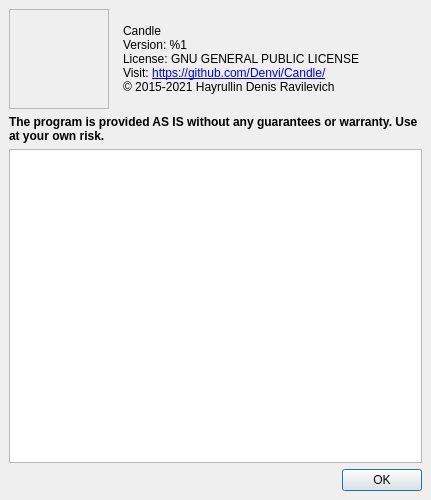
Qt form src/candle/frmabout.ui (Denvi/Candle) before a commit.
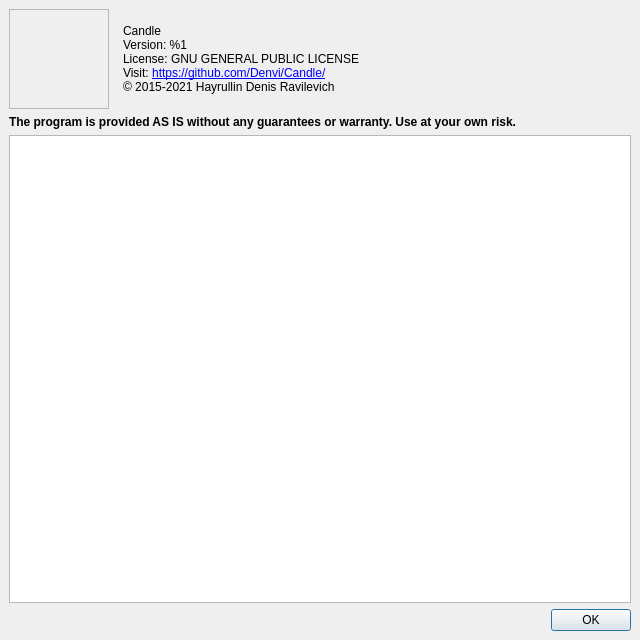
The same form after that commit. Icons and pictures are not drawn.

Diff of the .ui file:
```diff
--- a/src/candle/frmabout.ui
+++ b/src/candle/frmabout.ui
@@ -6,8 +6,8 @@
    <rect>
     <x>0</x>
     <y>0</y>
-    <width>431</width>
-    <height>500</height>
+    <width>640</width>
+    <height>640</height>
    </rect>
   </property>
   <property name="windowTitle">
```
